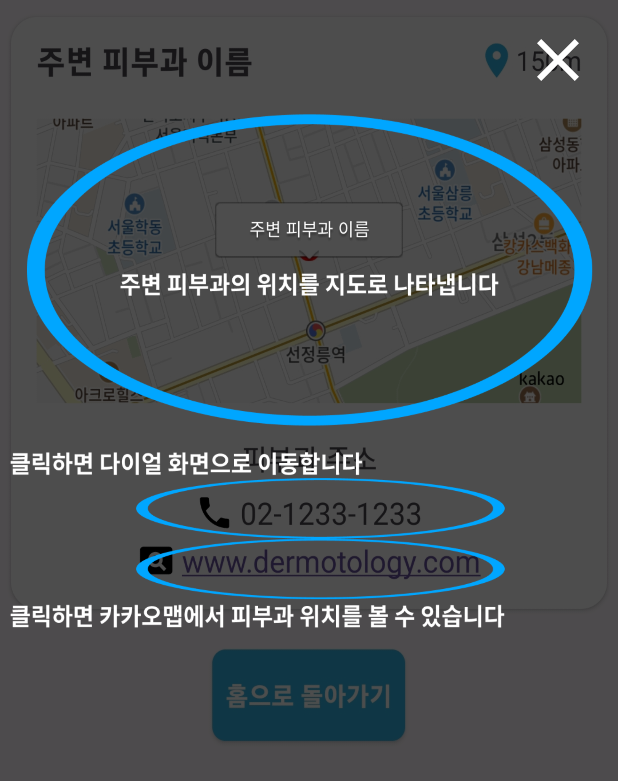
After one commit to Gangglion/skinscanner_and, an Android app: the layout dialog_explain_map.xml on its own in the app's theme, with its tools: preview values and no code run, on a phone screen of 412 x 824 dp. The commit adds this screen. Shown: the top 781 px of the screen. Run offline under Robolectric (Android 15) with nearby library versions, the phone set to English and light mode, and no system bars.

Commit message:
add : [FindDermatology] 주변 피부과 찾기 화면 안내 팝업 추가
- 주변 피부과 찾기 화면 안내 이미지 추가
- 이미지 띄우는 팝업 추가
- FullScreenDialog 스타일 추가
- 피부과 찾기 화면에서 최초 1회 팝업 나타나게 수정

```diff
--- /dev/null
+++ b/app/src/main/res/layout/dialog_explain_map.xml
@@ -0,0 +1,28 @@
+<?xml version="1.0" encoding="utf-8"?>
+<layout xmlns:android="http://schemas.android.com/apk/res/android"
+    xmlns:app="http://schemas.android.com/apk/res-auto">
+
+    <data>
+
+    </data>
+
+    <androidx.constraintlayout.widget.ConstraintLayout
+        android:layout_width="match_parent"
+        android:layout_height="match_parent"
+        android:gravity="center">
+        <androidx.appcompat.widget.AppCompatImageView
+            android:layout_width="match_parent"
+            android:layout_height="match_parent"
+            android:scaleType="fitXY"
+            android:src="@drawable/ic_near_dermotology"/>
+        <androidx.appcompat.widget.AppCompatImageView
+            android:id="@+id/iv_close"
+            android:layout_width="48dp"
+            android:layout_height="48dp"
+            android:layout_marginTop="@dimen/_16dp"
+            android:layout_marginEnd="@dimen/_16dp"
+            app:layout_constraintTop_toTopOf="parent"
+            app:layout_constraintEnd_toEndOf="parent"
+            android:src="@drawable/ic_close"/>
+    </androidx.constraintlayout.widget.ConstraintLayout>
+</layout>
```
Also changed, not shown: app/src/main/java/com/glion/skinscanner_and/ui/dialog/ExplainMapDialog.kt (added, +33 -0 lines), app/src/main/java/com/glion/skinscanner_and/ui/find_dermatology/FindDermatologyFragment.kt (+2 -5 lines), app/src/main/res/values/styles.xml (+10 -0 lines), app/src/main/res/drawable/ic_near_dermotology.png (added).
